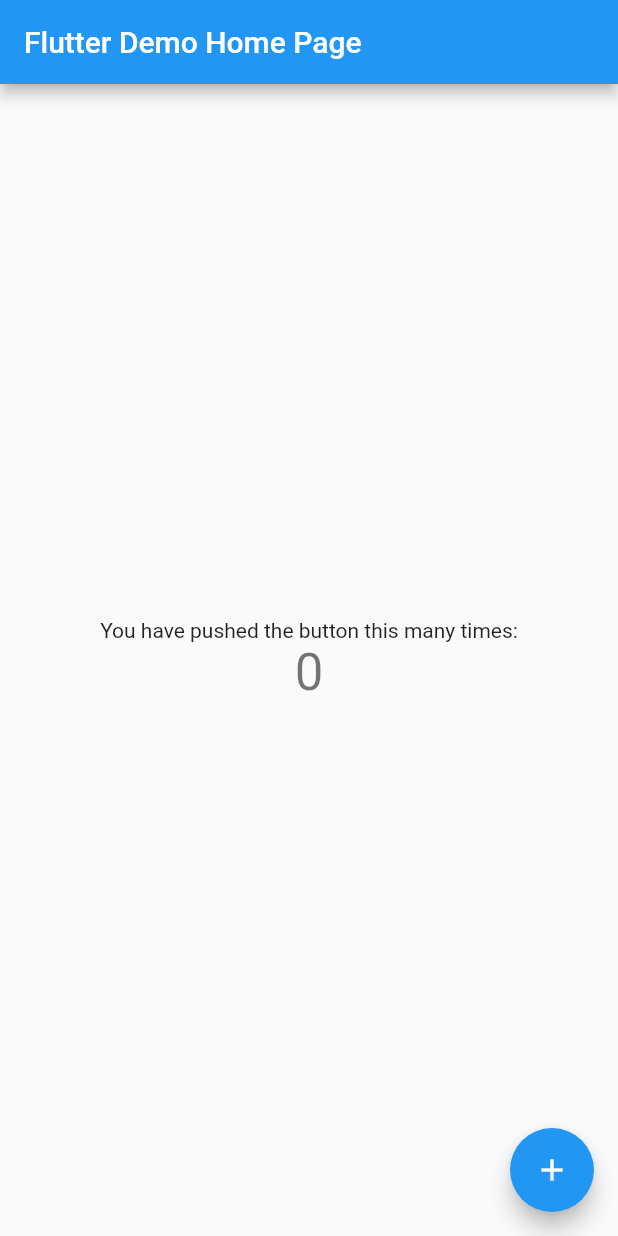
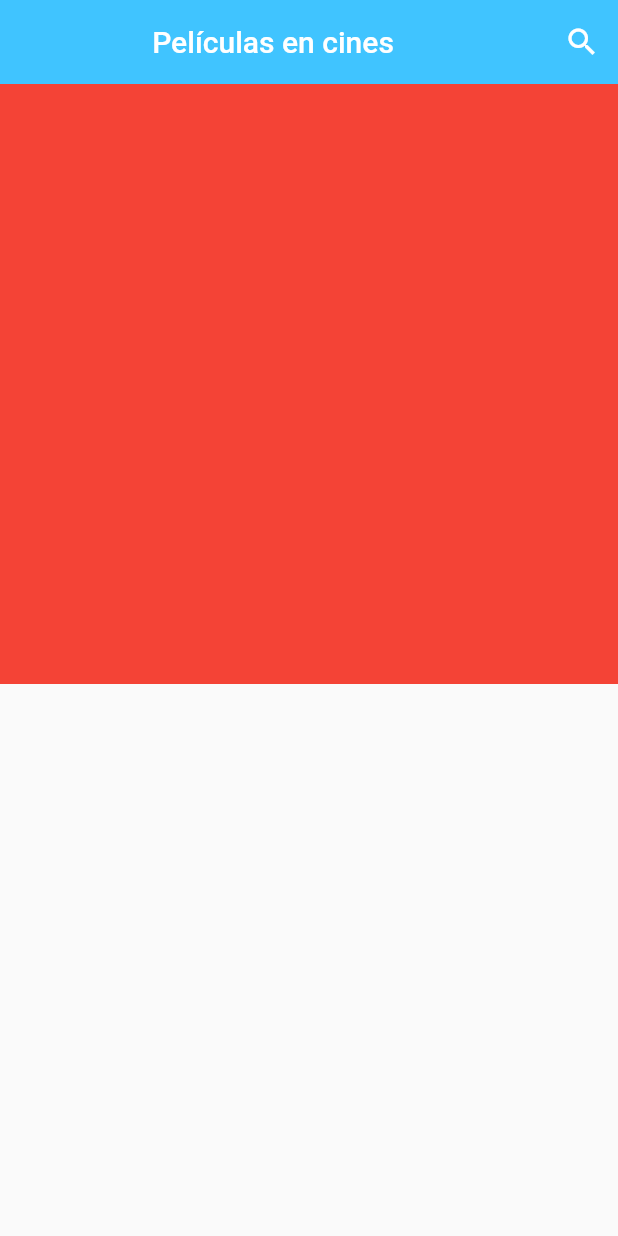
Before and after one commit to diegostreetbob/movies, a Flutter app: the screen it shows after launch, on a phone screen of 412 x 824 dp. Run offline on Flutter 3.47's test engine with Material 2 defaults, Android fonts, the phone set to English and light mode, and no system bars.

```diff
--- a/lib/main.dart
+++ b/lib/main.dart
@@ -1,115 +1,23 @@
 import 'package:flutter/material.dart';
-
-void main() {
-  runApp(const MyApp());
-}
+////////////////////////////////////////////////////////////////////////////////////////////////////
+import 'package:movies/screens/screens.dart';
+import 'package:movies/themes/app_theme.dart';
+////////////////////////////////////////////////////////////////////////////////////////////////////
+void main() => runApp(MyApp());
 
 class MyApp extends StatelessWidget {
-  const MyApp({Key? key}) : super(key: key);
-
-  // This widget is the root of your application.
   @override
   Widget build(BuildContext context) {
     return MaterialApp(
-      title: 'Flutter Demo',
-      theme: ThemeData(
-        // This is the theme of your application.
-        //
-        // Try running your application with "flutter run". You'll see the
-        // application has a blue toolbar. Then, without quitting the app, try
-        // changing the primarySwatch below to Colors.green and then invoke
-        // "hot reload" (press "r" in the console where you ran "flutter run",
-        // or simply save your changes to "hot reload" in a Flutter IDE).
-        // Notice that the counter didn't reset back to zero; the application
-        // is not restarted.
-        primarySwatch: Colors.blue,
-      ),
-      home: const MyHomePage(title: 'Flutter Demo Home Page'),
+      title: 'Movies',
+      initialRoute: "home",
+      routes: {
+        "home": (_)=>const HomeScreen(),
+        "details":(_)=>const DetailsScreen()
+      },
+      theme: AppTheme.lightTheme,
+      //theme: AppTheme.darkTheme,
     );
   }
 }
-
-class MyHomePage extends StatefulWidget {
-  const MyHomePage({Key? key, required this.title}) : super(key: key);
-
-  // This widget is the home page of your application. It is stateful, meaning
-  // that it has a State object (defined below) that contains fields that affect
-  // how it looks.
-
-  // This class is the configuration for the state. It holds the values (in this
-  // case the title) provided by the parent (in this case the App widget) and
-  // used by the build method of the State. Fields in a Widget subclass are
-  // always marked "final".
-
-  final String title;
-
-  @override
-  State<MyHomePage> createState() => _MyHomePageState();
-}
-
-class _MyHomePageState extends State<MyHomePage> {
-  int _counter = 0;
-
-  void _incrementCounter() {
-    setState(() {
-      // This call to setState tells the Flutter framework that something has
-      // changed in this State, which causes it to rerun the build method below
-      // so that the display can reflect the updated values. If we changed
-      // _counter without calling setState(), then the build method would not be
-      // called again, and so nothing would appear to happen.
-      _counter++;
-    });
-  }
-
-  @override
-  Widget build(BuildContext context) {
-    // This method is rerun every time setState is called, for instance as done
-    // by the _incrementCounter method above.
-    //
-    // The Flutter framework has been optimized to make rerunning build methods
-    // fast, so that you can just rebuild anything that needs updating rather
-    // than having to individually change instances of widgets.
-    return Scaffold(
-      appBar: AppBar(
-        // Here we take the value from the MyHomePage object that was created by
-        // the App.build method, and use it to set our appbar title.
-        title: Text(widget.title),
-      ),
-      body: Center(
-        // Center is a layout widget. It takes a single child and positions it
-        // in the middle of the parent.
-        child: Column(
-          // Column is also a layout widget. It takes a list of children and
-          // arranges them vertically. By default, it sizes itself to fit its
-          // children horizontally, and tries to be as tall as its parent.
-          //
-          // Invoke "debug painting" (press "p" in the console, choose the
-          // "Toggle Debug Paint" action from the Flutter Inspector in Android
-          // Studio, or the "Toggle Debug Paint" command in Visual Studio Code)
-          // to see the wireframe for each widget.
-          //
-          // Column has various properties to control how it sizes itself and
-          // how it positions its children. Here we use mainAxisAlignment to
-          // center the children vertically; the main axis here is the vertical
-          // axis because Columns are vertical (the cross axis would be
-          // horizontal).
-          mainAxisAlignment: MainAxisAlignment.center,
-          children: <Widget>[
-            const Text(
-              'You have pushed the button this many times:',
-            ),
-            Text(
-              '$_counter',
-              style: Theme.of(context).textTheme.headline4,
-            ),
-          ],
-        ),
-      ),
-      floatingActionButton: FloatingActionButton(
-        onPressed: _incrementCounter,
-        tooltip: 'Increment',
-        child: const Icon(Icons.add),
-      ), // This trailing comma makes auto-formatting nicer for build methods.
-    );
-  }
-}
+////////////////////////////////////////////////////////////////////////////////////////////////////
--- /dev/null
+++ b/lib/screens/details_screen.dart
@@ -0,0 +1,17 @@
+import 'package:flutter/material.dart';
+////////////////////////////////////////////////////////////////////////////////////////////////////
+
+////////////////////////////////////////////////////////////////////////////////////////////////////
+class DetailsScreen extends StatelessWidget {
+
+  const DetailsScreen ({Key? key}) : super(key: key);
+
+  @override
+  Widget build(BuildContext context) {
+      return Scaffold(
+      appBar: AppBar(title: const Text("Details Screen")),
+      body: const Center(child: Text("Details Screen")),
+    );
+  }
+}
+////////////////////////////////////////////////////////////////////////////////////////////////////
--- /dev/null
+++ b/lib/screens/home_screen.dart
@@ -0,0 +1,33 @@
+import 'package:flutter/material.dart';
+////////////////////////////////////////////////////////////////////////////////////////////////////
+import 'package:movies/widgets/widgets.dart';
+////////////////////////////////////////////////////////////////////////////////////////////////////
+class HomeScreen extends StatelessWidget {
+
+  const HomeScreen ({Key? key}) : super(key: key);
+
+  @override
+  Widget build(BuildContext context) {
+      return Scaffold(
+      appBar: AppBar(
+          title: const Center(
+              child: Text("Películas en cines")
+          ),
+        actions: [
+          IconButton(
+              onPressed: (){},
+              icon:const Icon(Icons.search_outlined)
+          )
+        ],
+      ),
+      //La columna nos permite apilar widgets
+      body: Column(
+        children: [
+          CardSwiper()
+        ],
+
+      ),
+    );
+  }
+}
+////////////////////////////////////////////////////////////////////////////////////////////////////
--- /dev/null
+++ b/lib/screens/screens.dart
@@ -0,0 +1,4 @@
+////////////////////////////////////////////////////////////////////////////////////////////////////
+export 'package:movies/screens/details_screen.dart';
+export 'package:movies/screens/home_screen.dart';
+////////////////////////////////////////////////////////////////////////////////////////////////////
--- /dev/null
+++ b/lib/themes/app_theme.dart
@@ -0,0 +1,93 @@
+import 'package:flutter/material.dart';
+////////////////////////////////////////////////////////////////////////////////////////////////////
+////////////////////////////////////////////////////////////////////////////////////////////////////
+class AppTheme {
+  //colores primarios para cada tema, como atributos privados
+  static const Color _primaryLight = Colors.lightBlueAccent;
+  static const Color _primaryDark = Colors.white70;
+  //getters
+  static Color get primaryLight => _primaryLight;
+  static Color get primaryDark => _primaryDark;
+  //Thema light personalizado
+  static final ThemeData lightTheme = ThemeData.light().copyWith(
+      primaryColor: _primaryLight, //color primario
+      appBarTheme: const AppBarTheme(color: _primaryLight, elevation: 0), //appbar
+      iconTheme: const IconThemeData(color: Colors.green), //Color inonos sueltos
+      listTileTheme: const ListTileThemeData(
+          iconColor: Colors.lightBlueAccent), //Color iconos dentro de ListTile
+      textButtonTheme: TextButtonThemeData(
+          style: TextButton.styleFrom(primary: _primaryLight)), //Stylo de los botones
+      //Stilo tarjetas
+      cardTheme: CardTheme(
+          clipBehavior: Clip.antiAlias,
+          shape: RoundedRectangleBorder(borderRadius: BorderRadius.circular(10)),
+          elevation: 15),
+      floatingActionButtonTheme: const FloatingActionButtonThemeData(
+          backgroundColor: _primaryLight,
+          elevation: 5
+      ),
+      elevatedButtonTheme: ElevatedButtonThemeData(
+          style: ElevatedButton.styleFrom(
+              primary: _primaryLight,
+              shape: const StadiumBorder(),
+              elevation: 0
+          )
+      ),
+      inputDecorationTheme: const InputDecorationTheme(
+          floatingLabelStyle: TextStyle(color: _primaryLight),
+          //se aplica a todos los imputs que no tengan el focus y estén habilitados
+          border: OutlineInputBorder(
+            borderRadius: BorderRadius.all(Radius.circular(10)),
+            borderSide: BorderSide(color: Colors.blueGrey),
+          ),
+          //se aplica a los imputs habilitados
+          enabledBorder: OutlineInputBorder(
+              borderSide: BorderSide(color: Colors.blueGrey),
+              borderRadius: BorderRadius.all(Radius.circular(10))
+          ),
+          //se aplica a los imputs que tienen el foco
+          focusedBorder: OutlineInputBorder(
+              borderSide: BorderSide(color: _primaryLight),
+              borderRadius: BorderRadius.all(Radius.circular(20))
+          ),
+          //se aplica a los imputs que han arrojado algún error.
+          errorBorder: OutlineInputBorder(
+              borderSide: BorderSide(color: Colors.blueGrey),
+              borderRadius: BorderRadius.all(Radius.circular(10))
+          )
+      )
+  );
+  //Thema dark personalizado
+  static final ThemeData darkTheme = ThemeData.dark().copyWith(
+      primaryColor: _primaryDark, //color primario
+      appBarTheme: const AppBarTheme(
+        //appBar
+          color: _primaryDark,
+          elevation: 0),
+      //Color inonos sueltos
+      iconTheme: const IconThemeData(color: Colors.green),
+      //Color iconos dentro de ListTile
+      listTileTheme: const ListTileThemeData(iconColor: Colors.lightBlueAccent),
+      //fondo del scaffold
+      scaffoldBackgroundColor: Colors.black,
+      textButtonTheme: TextButtonThemeData(
+          style: TextButton.styleFrom(primary: _primaryLight)), //Stylo de los botones
+      //Stilo tarjetas
+      cardTheme: CardTheme(
+          clipBehavior: Clip.antiAlias,
+          shape: RoundedRectangleBorder(borderRadius: BorderRadius.circular(10)),
+          elevation: 15),
+      floatingActionButtonTheme: const FloatingActionButtonThemeData(
+          backgroundColor: _primaryDark,
+          elevation: 5
+      ),
+      elevatedButtonTheme: ElevatedButtonThemeData(
+          style: ElevatedButton.styleFrom(
+              primary: _primaryDark,
+              shape: const StadiumBorder(),
+              elevation: 0
+          )
+      )
+  );
+}
+////////////////////////////////////////////////////////////////////////////////////////////////////
--- /dev/null
+++ b/lib/widgets/card_swiper.dart
@@ -0,0 +1,17 @@
+import 'package:flutter/material.dart';
+////////////////////////////////////////////////////////////////////////////////////////////////////
+
+////////////////////////////////////////////////////////////////////////////////////////////////////
+class CardSwiper extends StatelessWidget {
+  const CardSwiper ({Key? key}) : super(key: key);
+
+  @override
+  Widget build(BuildContext context) {
+      return Container(
+        width: double.infinity,//todo el ancho de la pantalla
+        height: 400,
+        color: Colors.red,
+      );
+  }
+}
+////////////////////////////////////////////////////////////////////////////////////////////////////
--- /dev/null
+++ b/lib/widgets/widgets.dart
@@ -0,0 +1,3 @@
+////////////////////////////////////////////////////////////////////////////////////////////////////
+export 'package:movies/widgets/card_swiper.dart';
+////////////////////////////////////////////////////////////////////////////////////////////////////
```
Also changed, not shown: 1 other file.
